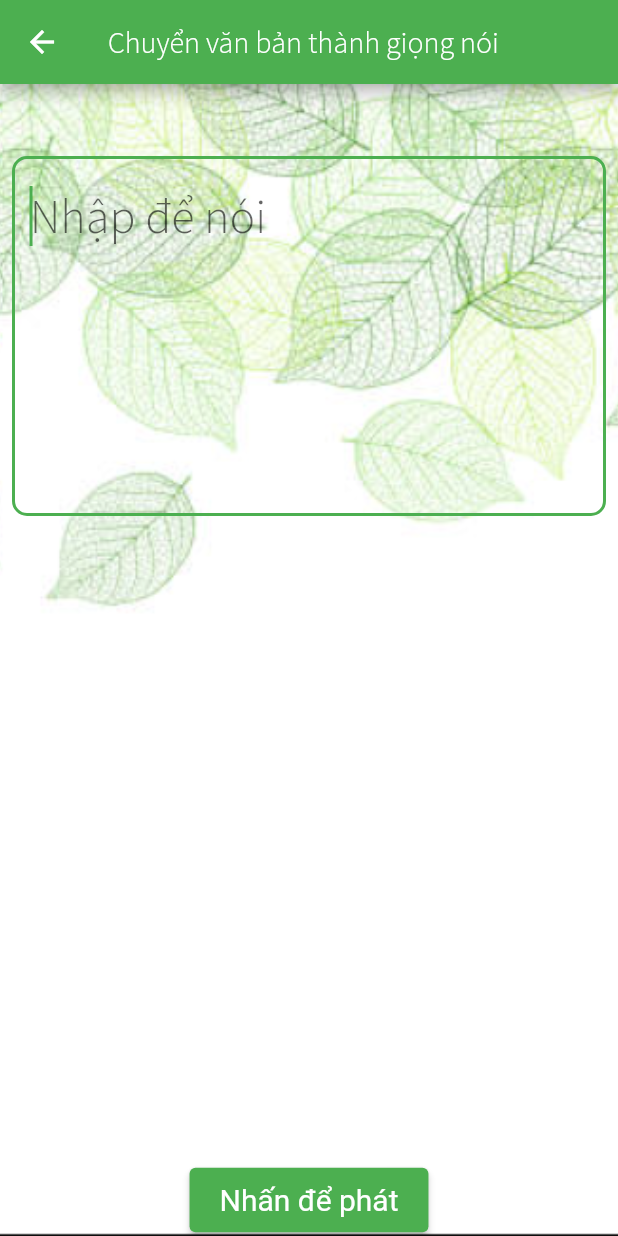
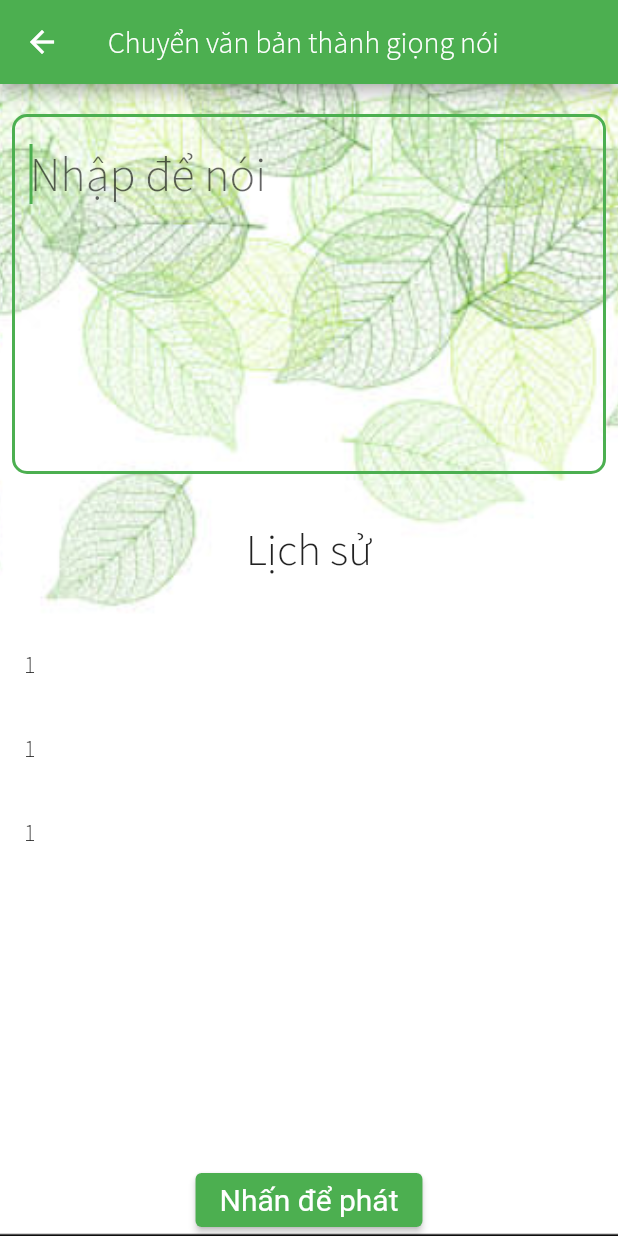
Before and after one commit to TranCongLiem/ALS_FE_CapstoneUI, a Flutter app: the TextToSpeech screen opened directly, on a phone screen of 412 x 824 dp. Run offline on Flutter 3.47's test engine with Material 2 defaults, Android fonts, the phone set to English and light mode, and no system bars; our stand-ins replace animated_splash_screen, audioplayers, avatar_glow, firebase_auth, firebase_core, firebase_storage and 9 more; missing offline and left inert: clipboard, flutter_audio_recorder2, highlight_text, request_permission; accounts and stored records are empty; network calls fail.

Commit message:
Fix UI to Review 1

```diff
--- a/lib/Components/BottomNavBar/NavItem.dart
+++ b/lib/Components/BottomNavBar/NavItem.dart
@@ -1,4 +1,6 @@
+import 'package:capstone_ui/Feature/Excerise/ListExcerise.dart';
 import 'package:capstone_ui/Feature/News/news_screen.dart';
+import 'package:capstone_ui/Feature/Newsfeed/newfeeds.dart';
 import 'package:capstone_ui/Feature/Profile/profile_screen.dart';
 import 'package:flutter/material.dart';
 
@@ -32,15 +34,26 @@ class NavItems extends ChangeNotifier {
       id: 1,
       icon: "assets/images/home-svgrepo-com.svg",
       // destination: HomeScreen(),
+      destination: NewFeed(),
+    ),
+    NavItem(
+      id: 2,
+      icon: "assets/images/home-svgrepo-com.svg",
+      // destination: HomeScreen(),
       destination: Home(),
     ),
     NavItem(
-      id: 2,
+      id: 3,
       icon: "assets/images/newspaper-svgrepo-com.svg",
       destination: NewsScreen(),
     ),
     NavItem(
-      id: 3,
+      id: 4,
+      icon: "assets/images/newspaper-svgrepo-com.svg",
+      destination: ListExcerise(),
+    ),
+    NavItem(
+      id: 5,
       icon: "assets/images/person-svgrepo-com.svg",
       destination: Profile(),
     ),
--- a/lib/Components/PageRoute/route_generator.dart
+++ b/lib/Components/PageRoute/route_generator.dart
@@ -1,4 +1,5 @@
 import 'package:capstone_ui/Feature/SaveRecord/SaveRecording.dart';
+import 'package:capstone_ui/Feature/Newsfeed/newfeeds.dart';
 import 'package:capstone_ui/Home/home.dart';
 import 'package:capstone_ui/Login/login_screen.dart';
 import 'package:flutter/material.dart';
@@ -13,6 +14,8 @@ class RouteGenerator {
         return MaterialPageRoute(builder: (_) => LoginScreen());
       case '/saveRecord':
         return MaterialPageRoute(builder: (_) => SaveRecording());
+      case '/newsfeed':
+        return MaterialPageRoute(builder: (_) => NewFeed());
       default:
         return _errorRoute();
     }
--- a/lib/Feature/TextToSpeech/TextToSpeech.dart
+++ b/lib/Feature/TextToSpeech/TextToSpeech.dart
@@ -1,5 +1,6 @@
 import 'package:flutter/material.dart';
 import 'package:flutter_tts/flutter_tts.dart';
+
 class TextToSpeech extends StatefulWidget {
   const TextToSpeech({Key? key}) : super(key: key);
 
@@ -18,13 +19,15 @@ class _TextToSpeechState extends State<TextToSpeech> {
     );
   }
 }
-class Home extends StatelessWidget{
-  final FlutterTts flutterTts= FlutterTts();
-  TextEditingController textEditingController= TextEditingController();
-  speak(String text) async{
+
+class Home extends StatelessWidget {
+  final FlutterTts flutterTts = FlutterTts();
+  TextEditingController textEditingController = TextEditingController();
+  speak(String text) async {
     await flutterTts.setLanguage("vi-VN");
     await flutterTts.speak(text);
   }
+
   @override
   Widget build(BuildContext context) {
     return Container(
@@ -34,13 +37,14 @@ class Home extends StatelessWidget{
           fit: BoxFit.cover,
         ),
       ),
-        alignment: Alignment.center,
-        padding: EdgeInsets.only(top: 40),
+      padding: EdgeInsets.only(top: 20),
       child: Column(
         mainAxisAlignment: MainAxisAlignment.spaceBetween,
-          children: <Widget>[
-            Padding(
-              padding: const EdgeInsets.all(8.0),
+        children: [
+          Flexible(
+            flex: 1,
+            child: Padding(
+              padding: const EdgeInsets.only(left: 8.0, right: 8.0),
               child: TextFormField(
                 maxLines: 5,
                 autofocus: true,
@@ -51,15 +55,20 @@ class Home extends StatelessWidget{
                       borderSide: BorderSide(
                         width: 10,
                       ),
-                    )
-                ),
+                    )),
                 controller: textEditingController,
-                style: TextStyle(
-                  fontSize: 32.0,
-                  color: Colors.black
+                style: TextStyle(fontSize: 32.0, color: Colors.black),
               ),
             ),
           ),
+          Text(
+            'Lịch sử',
+            textAlign: TextAlign.left,
+            style: TextStyle(
+              fontSize: 30.0,
+            ),
+          ),
+          saveText(),
           ElevatedButton(
             child: Text("Nhấn để phát"),
             onPressed: () => speak(textEditingController.text),
@@ -69,13 +78,25 @@ class Home extends StatelessWidget{
                 color: Colors.white,
                 fontSize: 20,
                 fontStyle: FontStyle.normal,
-
               ),
-                padding: EdgeInsets.only(left: 20, right: 20, top: 10, bottom: 10)
             ),
-            )
+          ),
         ],
-        )
+      ),
     );
   }
 }
+
+Widget saveText() => Expanded(
+      child: ListView.builder(
+        scrollDirection: Axis.vertical,
+        primary: false,
+        shrinkWrap: true,
+        itemCount: 3,
+        itemBuilder: (context, index) {
+          return ListTile(
+            title: Text('1'),
+          );
+        },
+      ),
+    );
--- a/lib/Home/home.dart
+++ b/lib/Home/home.dart
@@ -20,7 +20,7 @@ class Home extends StatefulWidget {
 }
 
 class _HomeState extends State<Home> {
-  int index = 0;
+  int index = 1;
   @override
   Widget build(BuildContext context) {
     var size = MediaQuery.of(context).size;
--- a/lib/main.dart
+++ b/lib/main.dart
@@ -31,7 +31,7 @@ class MyApp extends StatelessWidget {
           fontFamily: 'San',
         ),
         debugShowCheckedModeBanner: false,
-        initialRoute: '/',
+        initialRoute: '/newsfeed',
         onGenerateRoute: RouteGenerator.generateRoute,
       ),
     );
```
Also changed, not shown: lib/Components/BottomNavBar/bottom_nav_bar.dart (+13 -2 lines), lib/Feature/Excerise/ListExcerise.dart (+51 -21 lines), lib/Feature/News/news_screen.dart (+5 -5 lines), lib/Feature/Newsfeed/newfeeds.dart (added, +141 -0 lines), lib/Feature/Profile/profile_screen.dart (+5 -5 lines). Lines whose indentation alone changed are shown as unchanged.
